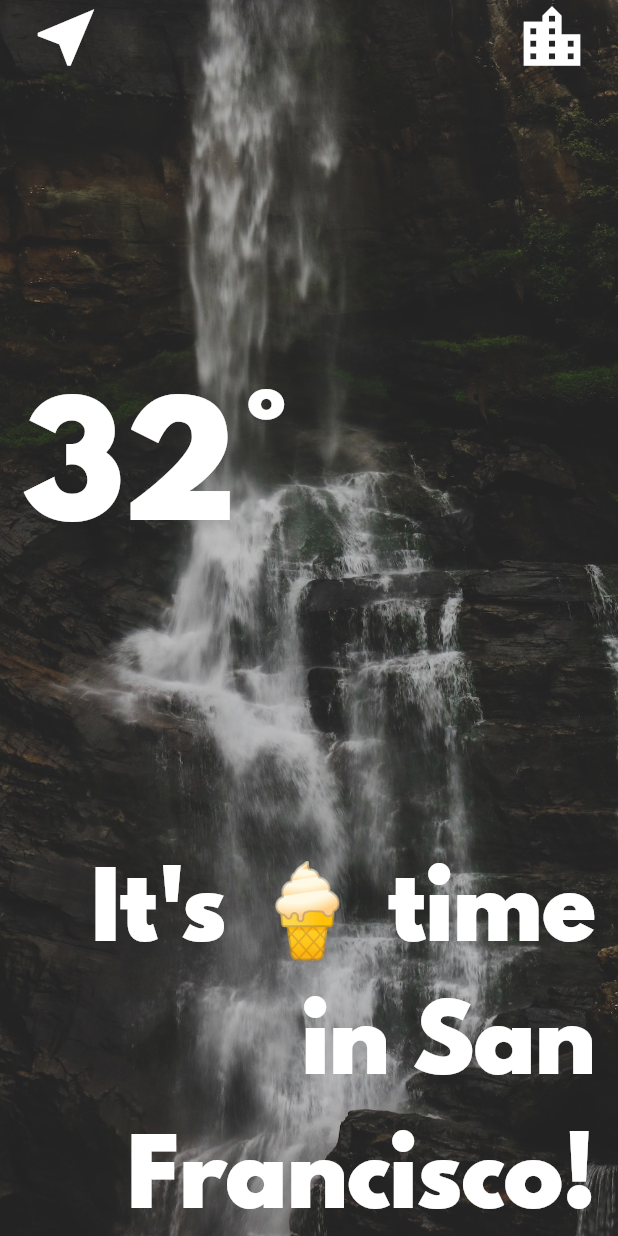
After one commit to sabanansari/Clima, a Flutter app: the LocationScreen screen opened directly, on a phone screen of 412 x 824 dp. The commit adds this screen. Run offline on Flutter 3.47's test engine with Material 2 defaults, Android fonts, the phone set to English and light mode, and no system bars.

Commit message:
location screen UI created

```diff
--- a/lib/main.dart
+++ b/lib/main.dart
@@ -1,4 +1,5 @@
 import 'package:flutter/material.dart';
+import 'screens/loading_screen.dart';
 
 void main() {
   runApp(MyApp());
@@ -8,6 +9,9 @@ class MyApp extends StatelessWidget {
   // This widget is the root of your application.
   @override
   Widget build(BuildContext context) {
-    return MaterialApp();
+    return MaterialApp(
+      theme: ThemeData.dark(),
+      home: LoadingScreen(),
+    );
   }
 }
--- /dev/null
+++ b/lib/screens/loading_screen.dart
@@ -0,0 +1,8 @@
+import 'package:flutter/material.dart';
+
+class LoadingScreen extends StatelessWidget {
+  @override
+  Widget build(BuildContext context) {
+    return Container();
+  }
+}
--- /dev/null
+++ b/lib/screens/location_screen.dart
@@ -0,0 +1,76 @@
+import 'package:flutter/material.dart';
+import 'package:get_weather/utilities/constants.dart';
+
+class LocationScreen extends StatefulWidget {
+  @override
+  _LocationScreenState createState() => _LocationScreenState();
+}
+
+class _LocationScreenState extends State<LocationScreen> {
+  @override
+  Widget build(BuildContext context) {
+    return Scaffold(
+      body: Container(
+        decoration: BoxDecoration(
+          image: DecorationImage(
+            image: AssetImage('images/location_background.jpg'),
+            fit: BoxFit.cover,
+            colorFilter: ColorFilter.mode(
+                Colors.white.withOpacity(0.8), BlendMode.dstATop),
+          ),
+        ),
+        constraints: BoxConstraints.expand(),
+        child: SafeArea(
+          child: Column(
+            mainAxisAlignment: MainAxisAlignment.spaceBetween,
+            crossAxisAlignment: CrossAxisAlignment.stretch,
+            children: <Widget>[
+              Row(
+                mainAxisAlignment: MainAxisAlignment.spaceBetween,
+                children: <Widget>[
+                  FlatButton(
+                    onPressed: () {},
+                    child: Icon(
+                      Icons.near_me,
+                      size: 50.0,
+                    ),
+                  ),
+                  FlatButton(
+                    onPressed: () {},
+                    child: Icon(
+                      Icons.location_city,
+                      size: 50.0,
+                    ),
+                  )
+                ],
+              ),
+              Padding(
+                padding: EdgeInsets.only(left: 15.0),
+                child: Row(
+                  children: <Widget>[
+                    Text(
+                      '32°',
+                      style: kTempTextStyle,
+                    ),
+                    Text(
+                      '',
+                      style: kConditionTextStyle,
+                    )
+                  ],
+                ),
+              ),
+              Padding(
+                padding: EdgeInsets.only(right: 15.0),
+                child: Text(
+                  "It's 🍦 time in San Francisco!",
+                  textAlign: TextAlign.right,
+                  style: kMessageTextStyle,
+                ),
+              )
+            ],
+          ),
+        ),
+      ),
+    );
+  }
+}
--- /dev/null
+++ b/lib/utilities/constants.dart
@@ -0,0 +1,12 @@
+import 'package:flutter/material.dart';
+
+const kTempTextStyle = TextStyle(
+  fontFamily: 'Spartan MB',
+  fontSize: 100.0,
+);
+
+const kMessageTextStyle = TextStyle(fontSize: 60.0, fontFamily: 'Spartan MB');
+
+const kConditionTextStyle = TextStyle(
+  fontSize: 100.0,
+);
```
Also changed, not shown: pubspec.yaml (+9 -3 lines), fonts/SpartanMB-Black.otf (added), images/city_background.jpg (added), images/location_background.jpg (added), lib/screens/city_screen.dart (added), lib/services/location.dart (added), lib/services/networking.dart (added), lib/services/weather.dart (added).
